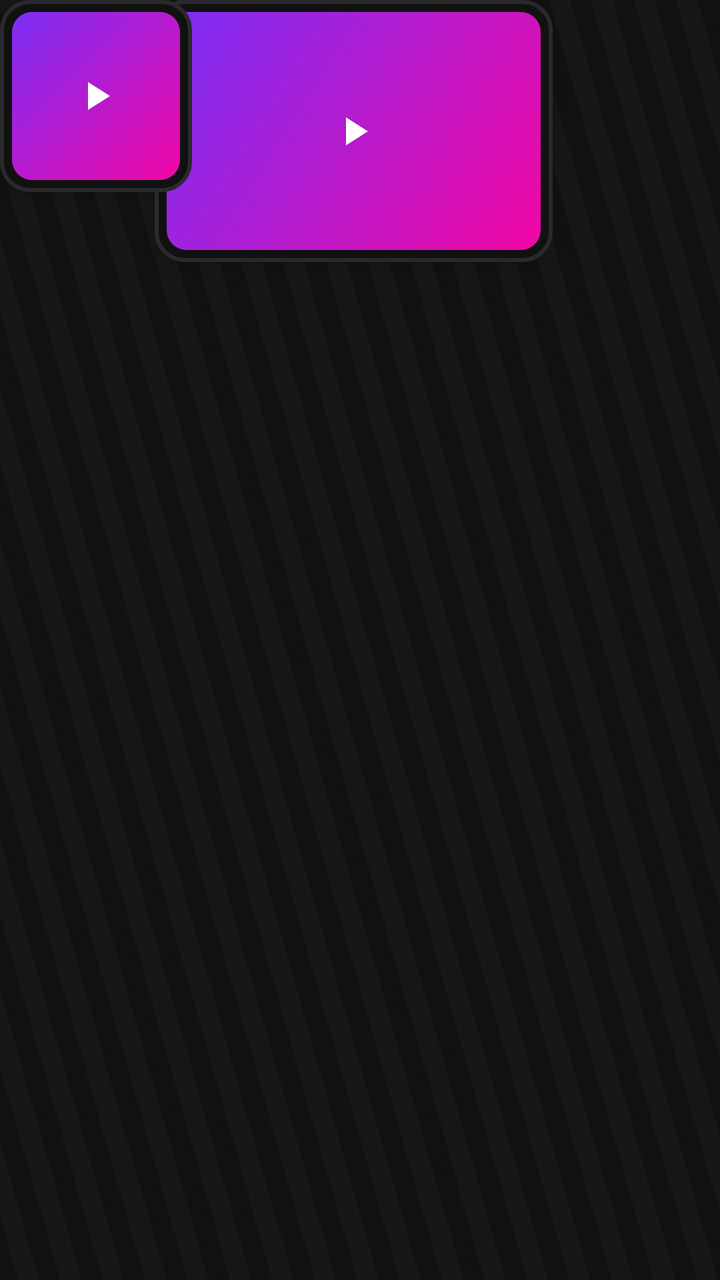
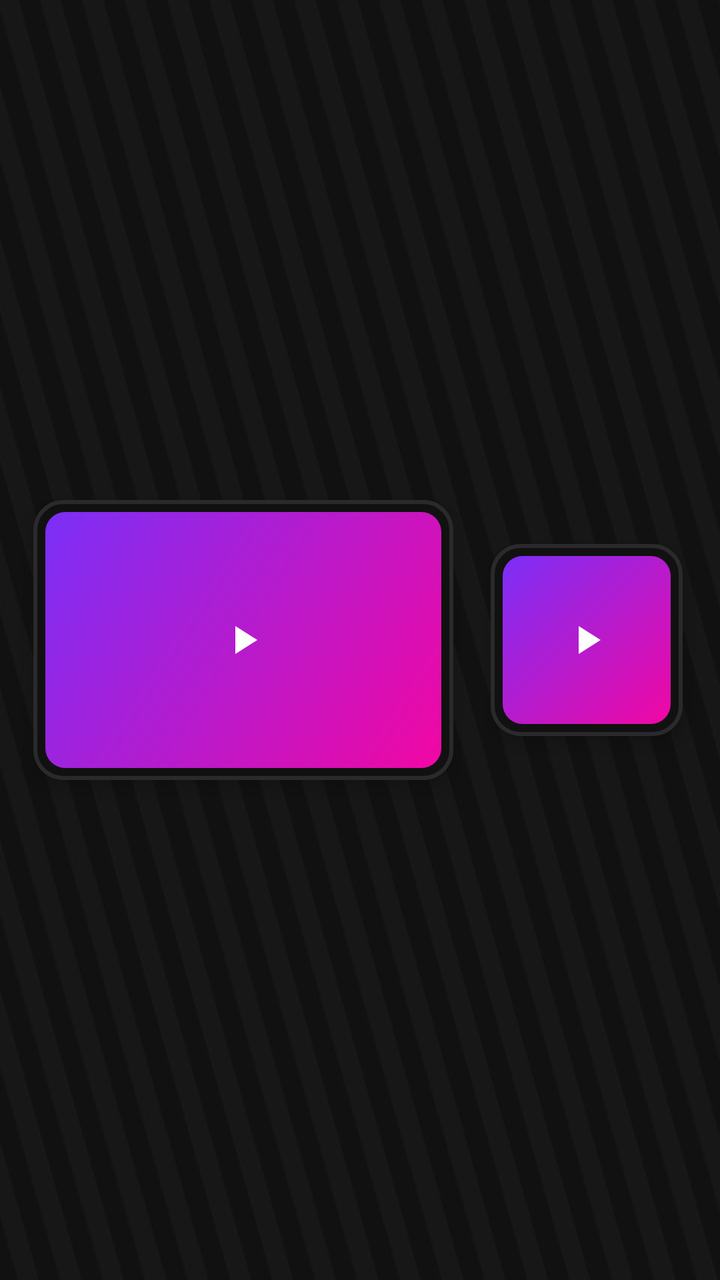

Two renders of the same Android screen: before a commit and after it. Below are the layout's source before the change and the commit's diff.
<!-- AndroidManifest.xml: activity theme Theme.EchoShowStreamdeck -->
<!-- res/layout/activity_main.xml -->
<?xml version="1.0" encoding="utf-8"?>
<androidx.constraintlayout.widget.ConstraintLayout xmlns:android="http://schemas.android.com/apk/res/android"
    xmlns:app="http://schemas.android.com/apk/res-auto"
    xmlns:tools="http://schemas.android.com/tools"
    android:id="@+id/main"
    android:layout_width="match_parent"
    android:layout_height="match_parent"
    android:fitsSystemWindows="true"
    tools:context=".MainActivity">

    <ImageView
        android:id="@+id/imageView"
        android:layout_width="match_parent"
        android:layout_height="match_parent"
        android:scaleType="fitXY"
        app:srcCompat="@drawable/deck_background"
        tools:layout_editor_absoluteX="0dp"
        tools:layout_editor_absoluteY="0dp" />

    <ImageButton
        android:id="@+id/key1"
        android:layout_width="199dp"
        android:layout_height="131dp"
        android:background="@drawable/key_button"
        android:contentDescription="Play"
        android:elevation="6dp"
        android:padding="26dp"
        android:scaleType="centerInside"
        android:src="@drawable/ic_play"
        app:layout_constraintEnd_toEndOf="parent"
        app:layout_constraintHorizontal_bias="0.48"
        app:layout_constraintStart_toStartOf="parent"
        app:tint="@android:color/white"
        tools:layout_editor_absoluteY="55dp" />

    <ImageButton
        android:id="@+id/key"
        android:layout_width="96dp"
        android:layout_height="96dp"
        android:background="@drawable/key_button"
        android:contentDescription="Play"
        android:elevation="6dp"
        android:padding="26dp"
        android:scaleType="centerInside"
        android:src="@drawable/ic_play"
        app:tint="@android:color/white"
        tools:layout_editor_absoluteX="604dp"
        tools:layout_editor_absoluteY="90dp" />

    <com.google.android.material.floatingactionbutton.FloatingActionButton
        android:id="@+id/fab"
        android:layout_width="wrap_content"
        android:layout_height="wrap_content"
        android:layout_marginStart="872dp"
        android:layout_marginBottom="36dp"
        app:layout_constraintBottom_toBottomOf="parent"
        app:layout_constraintStart_toStartOf="parent"
        app:srcCompat="@android:drawable/ic_dialog_email" />

    <com.google.android.material.appbar.AppBarLayout
        android:id="@+id/appBarLayout"
        android:layout_width="0dp"
        android:layout_height="wrap_content"
        android:fitsSystemWindows="true"
        app:layout_constraintBottom_toTopOf="parent"
        app:layout_constraintEnd_toEndOf="parent"
        app:layout_constraintStart_toStartOf="parent"
        app:layout_constraintTop_toTopOf="parent" />

    <include
        android:id="@+id/include"
        layout="@layout/content_main"
        android:layout_width="wrap_content"
        android:layout_height="wrap_content"
        app:layout_constraintBottom_toTopOf="parent"
        app:layout_constraintEnd_toStartOf="parent"
        app:layout_constraintStart_toStartOf="parent"
        app:layout_constraintTop_toTopOf="parent" />

</androidx.constraintlayout.widget.ConstraintLayout>
<!-- res/layout/content_main.xml (included above) -->
<?xml version="1.0" encoding="utf-8"?>
<androidx.constraintlayout.widget.ConstraintLayout xmlns:android="http://schemas.android.com/apk/res/android"
    xmlns:app="http://schemas.android.com/apk/res-auto"
    android:layout_width="match_parent"
    android:layout_height="match_parent"
    app:layout_behavior="@string/appbar_scrolling_view_behavior">

    <androidx.fragment.app.FragmentContainerView
        android:id="@+id/nav_host_fragment_content_main"
        android:name="androidx.navigation.fragment.NavHostFragment"
        android:layout_width="0dp"
        android:layout_height="0dp"
        app:defaultNavHost="true"
        app:layout_constraintBottom_toBottomOf="parent"
        app:layout_constraintEnd_toEndOf="parent"
        app:layout_constraintStart_toStartOf="parent"
        app:layout_constraintTop_toTopOf="parent"
        app:navGraph="@navigation/nav_graph" />
</androidx.constraintlayout.widget.ConstraintLayout>
<!-- resources referenced by this layout -->
<resources>
  <!-- drawable deck_background: jpeg bitmap (drawable, 34331 bytes) -->
  <!-- drawable ic_play (drawable) -->
  <vector xmlns:android="http://schemas.android.com/apk/res/android"
      android:width="24dp"
      android:height="24dp"
      android:viewportWidth="24"
      android:viewportHeight="24">
      <path
          android:fillColor="#FFFFFF"
          android:pathData="M8,5v14l11,-7z" />
  </vector>
  <!-- drawable key_button (drawable) -->
  <?xml version="1.0" encoding="utf-8"?>
  <ripple xmlns:android="http://schemas.android.com/apk/res/android"
      android:color="#55FFFFFF">
  
      <item>
          <layer-list>
              
              <item>
                  <shape android:shape="rectangle">
                      <solid android:color="#111111" />
                      <corners android:radius="14dp" />
                      <stroke android:width="2dp" android:color="#2A2A2C" />
                  </shape>
              </item>
              
              <item
                  android:left="6dp"
                  android:top="6dp"
                  android:right="6dp"
                  android:bottom="6dp">
                  <shape android:shape="rectangle">
                      <gradient
                          android:startColor="#7B2FF7"
                          android:endColor="#F107A3"
                          android:angle="315" />
                      <corners android:radius="10dp" />
                  </shape>
              </item>
          </layer-list>
      </item>
  
      
      <item android:id="@android:id/mask">
          <shape android:shape="rectangle">
              <solid android:color="#FFFFFF" />
              <corners android:radius="14dp" />
          </shape>
      </item>
  </ripple>
  <style name="Theme.EchoShowStreamdeck" parent="Base.Theme.EchoShowStreamdeck" />
  <style name="Base.Theme.EchoShowStreamdeck" parent="Theme.Material3.DayNight.NoActionBar">
          
          
      </style>
</resources>

<!-- the commit's change to res/layout/activity_main.xml (unified diff, before → after) -->
@@ -19,19 +19,20 @@
 
     <ImageButton
         android:id="@+id/key1"
-        android:layout_width="199dp"
-        android:layout_height="131dp"
+        android:layout_width="210dp"
+        android:layout_height="140dp"
         android:background="@drawable/key_button"
         android:contentDescription="Play"
         android:elevation="6dp"
         android:padding="26dp"
         android:scaleType="centerInside"
         android:src="@drawable/ic_play"
+        app:layout_constraintBottom_toBottomOf="parent"
         app:layout_constraintEnd_toEndOf="parent"
-        app:layout_constraintHorizontal_bias="0.48"
+        app:layout_constraintHorizontal_bias="0.112"
         app:layout_constraintStart_toStartOf="parent"
-        app:tint="@android:color/white"
-        tools:layout_editor_absoluteY="55dp" />
+        app:layout_constraintTop_toTopOf="parent"
+        app:tint="@android:color/white" />
 
     <ImageButton
         android:id="@+id/key"
@@ -43,9 +44,11 @@
         android:padding="26dp"
         android:scaleType="centerInside"
         android:src="@drawable/ic_play"
-        app:tint="@android:color/white"
-        tools:layout_editor_absoluteX="604dp"
-        tools:layout_editor_absoluteY="90dp" />
+        app:layout_constraintBottom_toBottomOf="parent"
+        app:layout_constraintEnd_toEndOf="parent"
+        app:layout_constraintStart_toEndOf="@+id/key1"
+        app:layout_constraintTop_toTopOf="parent"
+        app:tint="@android:color/white" />
 
     <com.google.android.material.floatingactionbutton.FloatingActionButton
         android:id="@+id/fab"
